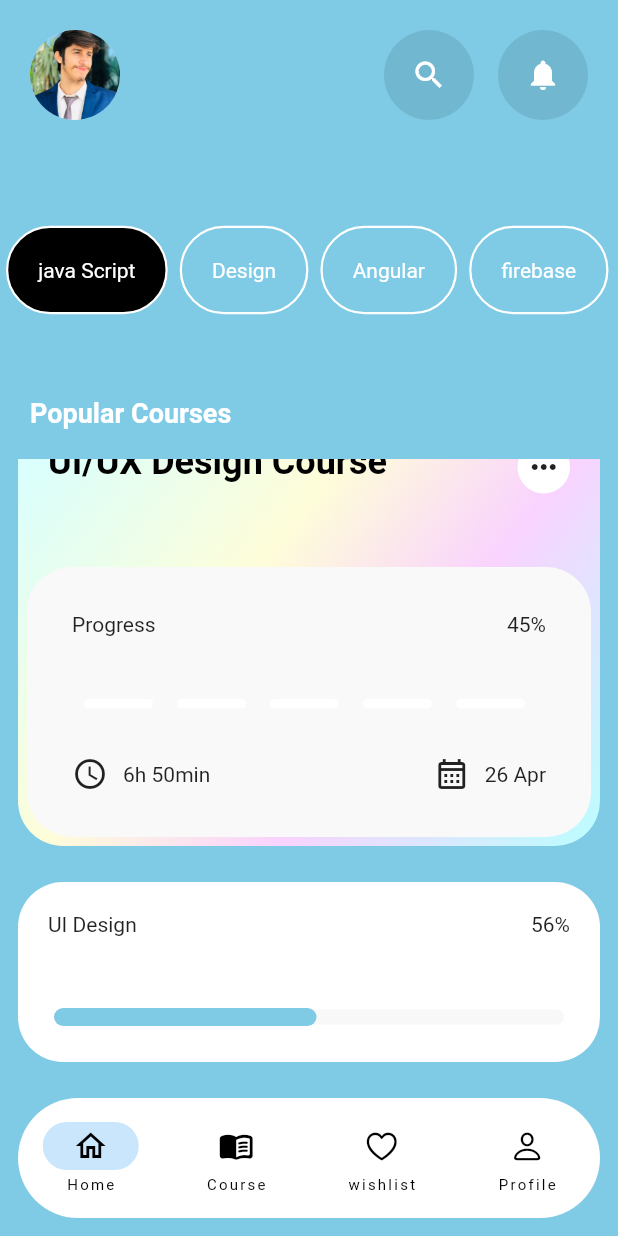
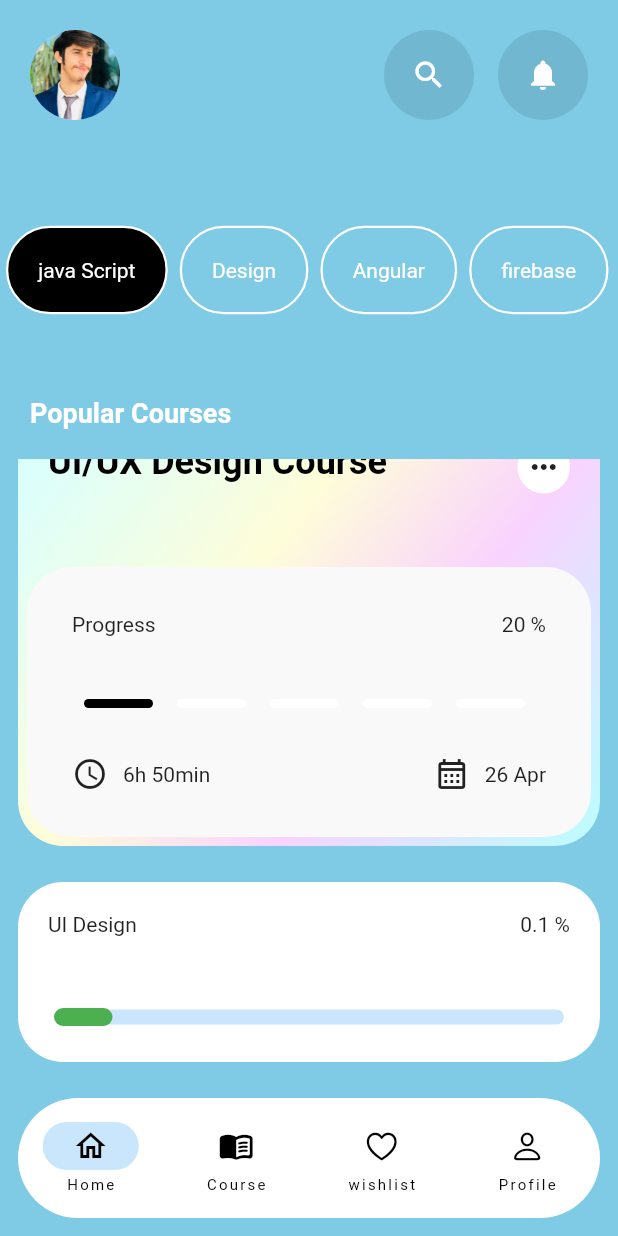
Before and after one commit to muhammadawaisyaseen/Course-Selling-App, a Flutter app: the screen it shows after launch, scrolled down 54 dp, on a phone screen of 412 x 824 dp. Run offline on Flutter 3.47's test engine with Material 2 defaults, Android fonts, the phone set to English and light mode, and no system bars.

Commit message:
progressbar Done

```diff
--- a/lib/screens/myHomePage.dart
+++ b/lib/screens/myHomePage.dart
@@ -40,12 +40,37 @@ class HomeScreen extends StatefulWidget {
 
 class _HomeScreenState extends State<HomeScreen> {
   int selectedIndex = 0;
-
-  int current_page = 0;
+  int currentPage = 0;
+  int progSelectedIndex = 0;
+  int progNumber = 20;
+  double myValue = 0.1;
+  int sliderPerValue = 10;
   @override
   Widget build(BuildContext context) {
     return SafeArea(
       child: Scaffold(
+        // appBar: AppBar(
+        //   // toolbarHeight: 120,
+        //   // flexibleSpace: ,
+        //   elevation: 0,
+        //   backgroundColor: Color(0xFF7fcae5),
+        //   leading: CircleAvatar(
+        //     backgroundColor: Color(0xFFcedfe0),
+        //     radius: 30,
+        //     backgroundImage: AssetImage("assets/images/awais.jpg"),
+        //   ),
+        //   actions: [
+        //     IconButton(
+        //       onPressed: () {},
+        //       icon: CircularButton(icon: Icons.search),
+        //       // iconSize: 50,
+        //     ),
+        //     IconButton(
+        //       onPressed: () {},
+        //       icon: CircularButton(icon: Icons.notifications),
+        //     )
+        //   ],
+        // ),
         backgroundColor: const Color(0xFF7fcae5),
         body: Column(
           crossAxisAlignment: CrossAxisAlignment.start,
@@ -77,23 +102,25 @@ class _HomeScreenState extends State<HomeScreen> {
                 scrollDirection: Axis.horizontal,
                 itemCount: courses.length,
                 itemBuilder: (context, index) {
+                  print('index :$index');
                   return HorizontalListview(
                     courseName: courses[index],
-                    ontap: () {
+                    isSelected: selectedIndex == index ? true : false,
+                    onFunction: () {
                       setState(() {
                         selectedIndex = index;
                       });
+                      print('Selected index : $selectedIndex');
                     },
-                    isSelected: selectedIndex == index,
                   );
                 },
               ),
             ),
-            SizedBox(
+            const SizedBox(
               height: 25,
             ),
-            Padding(
-              padding: const EdgeInsets.all(20),
+            const Padding(
+              padding: EdgeInsets.all(20),
               child: Text(
                 "Popular Courses",
                 style: TextStyle(
@@ -134,11 +161,11 @@ class _HomeScreenState extends State<HomeScreen> {
               backgroundColor: Color(0xFFffffff),
               onDestinationSelected: (indexvalue) {
                 setState(() {
-                  current_page = indexvalue;
+                  currentPage = indexvalue;
                   // print(current_page);
                 });
               },
-              selectedIndex: current_page,
+              selectedIndex: currentPage,
             ),
           ),
         ),
@@ -160,10 +187,10 @@ class _HomeScreenState extends State<HomeScreen> {
             Padding(
               padding: const EdgeInsets.all(20),
               child: Row(
-                children: const [
+                children: [
                   Text("UI Design"),
                   Spacer(),
-                  Text("56%"),
+                  Text("$myValue %"),
                 ],
               ),
             ),
@@ -175,12 +202,38 @@ class _HomeScreenState extends State<HomeScreen> {
                 data: const SliderThemeData(
                   thumbShape: RoundSliderThumbShape(enabledThumbRadius: 0.0),
                   trackHeight: 10,
+                  activeTrackColor: Colors.green,
+                  inactiveTickMarkColor: Colors.white,
                 ),
                 child: Slider(
-                  value: 0.5,
-                  onChanged: (value) {},
-                  activeColor: Color(0xFF7fcae5),
-                  inactiveColor: Color(0xFFf8f8f8),
+                  value: myValue,
+                  onChanged: (value) {
+                    setState(() {
+                      myValue = value;
+                      // if (myValue == 0.1) {
+                      //   sliderPerValue = 10;
+                      // } else if (myValue == 0.2) {
+                      //   sliderPerValue = 20;
+                      // } else if (myValue == 0.3) {
+                      //   sliderPerValue = 30;
+                      // } else if (myValue == 0.4) {
+                      //   sliderPerValue = 40;
+                      // } else if (myValue == 0.5) {
+                      //   sliderPerValue = 50;
+                      // } else if (myValue == 0.6) {
+                      //   sliderPerValue = 60;
+                      // } else if (myValue == 0.7) {
+                      //   sliderPerValue = 70;
+                      // } else if (myValue == 0.8) {
+                      //   sliderPerValue = 80;
+                      // } else if (myValue == 0.9) {
+                      //   sliderPerValue = 90;
+                      // } else if (myValue == 1) {
+                      //   sliderPerValue = 100;
+                      // }
+                    });
+                  },
+                  // divisions: 10,
                 ),
               ),
             )
@@ -228,7 +281,6 @@ class _HomeScreenState extends State<HomeScreen> {
                             color: Colors.black,
                             fontWeight: FontWeight.bold,
                             fontSize: 24),
-                        // DefaultTextStyle.of(context).style,
                         children: [
                           TextSpan(text: 'UI/UX'),
                           TextSpan(text: ' '),
@@ -266,10 +318,10 @@ class _HomeScreenState extends State<HomeScreen> {
                 child: Column(
                   children: [
                     Row(
-                      children: const [
+                      children: [
                         Text("Progress"),
                         Spacer(),
-                        Text("45%"),
+                        Text("$progNumber %"),
                       ],
                     ),
                     const SizedBox(
@@ -282,7 +334,28 @@ class _HomeScreenState extends State<HomeScreen> {
                         itemCount: 5,
                         scrollDirection: Axis.horizontal,
                         itemBuilder: (context, index) {
-                          return ProgressBarListview();
+                          return ProgressBarListview(
+                            isSelected:
+                                progSelectedIndex >= index ? true : false,
+                            onFunction: () {
+                              setState(() {
+                                progSelectedIndex = index;
+                                if (progSelectedIndex == 0) {
+                                  progNumber = 20;
+                                } else if (progSelectedIndex == 1) {
+                                  progNumber = 40;
+                                } else if (progSelectedIndex == 2) {
+                                  progNumber = 60;
+                                } else if (progSelectedIndex == 3) {
+                                  progNumber = 80;
+                                } else if (progSelectedIndex == 4) {
+                                  progNumber = 100;
+                                }
+                              });
+
+                              print("progress $progSelectedIndex");
+                            },
+                          );
                         },
                       ),
                     ),
--- a/lib/widgets/custom_listview.dart
+++ b/lib/widgets/custom_listview.dart
@@ -8,21 +8,18 @@ import 'package:flutter/src/widgets/framework.dart';
 class HorizontalListview extends StatefulWidget {
   HorizontalListview(
       {required this.courseName,
-      required this.ontap,
       required this.isSelected,
+      required this.onFunction,
       super.key});
-
   final String courseName;
-  final VoidCallback ontap;
   final bool isSelected;
+  final VoidCallback onFunction;
 
   @override
   State<HorizontalListview> createState() => _HorizontalListviewState();
 }
 
 class _HorizontalListviewState extends State<HorizontalListview> {
-
-
   @override
   Widget build(BuildContext context) {
     //print(widget.update);
@@ -30,11 +27,11 @@ class _HorizontalListviewState extends State<HorizontalListview> {
       child: Padding(
         padding: const EdgeInsets.symmetric(horizontal: 4),
         child: GestureDetector(
-          onTap: widget.ontap,
+          onTap: widget.onFunction,
           child: Container(
             // container size increase or decrease according to content
             decoration: BoxDecoration(
-                color: widget.isSelected
+                color: widget.isSelected == true
                     ? Colors.black
                     : Color(0xFF7fcae5),
                 borderRadius: BorderRadius.circular(30),
--- a/lib/widgets/progressbar_small_containers.dart
+++ b/lib/widgets/progressbar_small_containers.dart
@@ -3,19 +3,32 @@ import 'package:flutter/material.dart';
 import 'package:flutter/src/widgets/container.dart';
 import 'package:flutter/src/widgets/framework.dart';
 
-class ProgressBarListview extends StatelessWidget {
-  const ProgressBarListview({super.key});
+class ProgressBarListview extends StatefulWidget {
+  ProgressBarListview(
+      {required this.isSelected, required this.onFunction, super.key});
 
+  bool isSelected;
+  VoidCallback onFunction;
+
+  @override
+  State<ProgressBarListview> createState() => _ProgressBarListviewState();
+}
+
+class _ProgressBarListviewState extends State<ProgressBarListview> {
   @override
   Widget build(BuildContext context) {
     return Padding(
       padding: const EdgeInsets.all(8.0),
       child: UnconstrainedBox(
-        child: Container(
-          height: 6,
-          width: 46,
-          decoration: BoxDecoration(
-              color: Colors.white, borderRadius: BorderRadius.circular(30)),
+        child: GestureDetector(
+          onTap: widget.onFunction,
+          child: Container(
+            height: 6,
+            width: 46,
+            decoration: BoxDecoration(
+                color:  widget.isSelected == true ? Colors.black : Colors.white,
+                borderRadius: BorderRadius.circular(30)),
+          ),
         ),
       ),
     );
```
